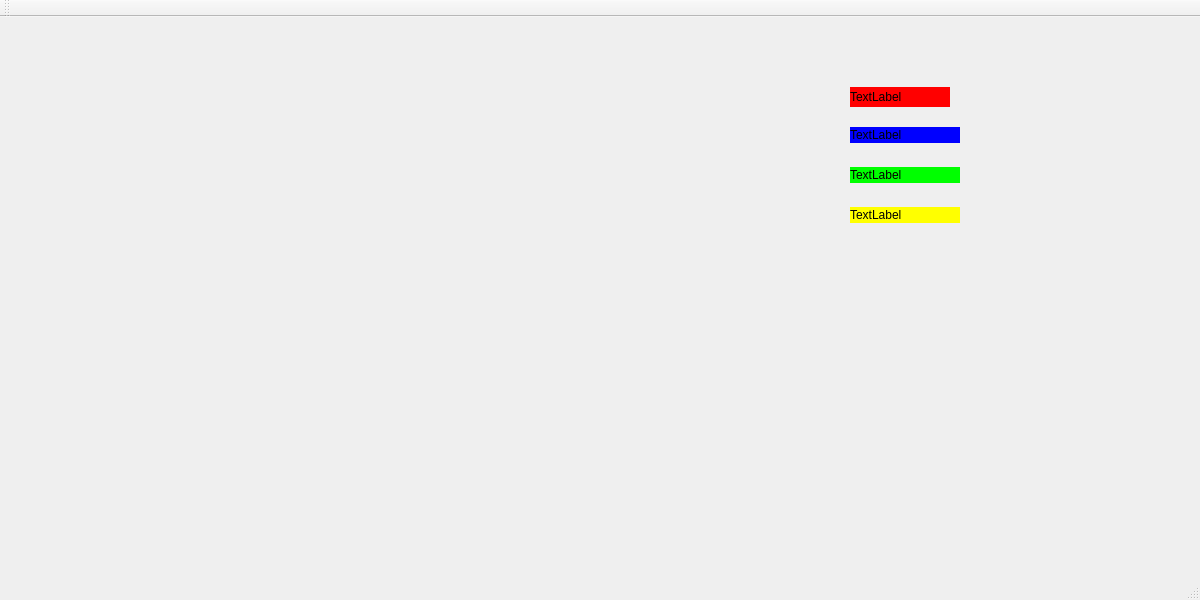
Old version of the form Client1/Game.ui in the repository Paul-Podoleanu/ProjectModernCpp.
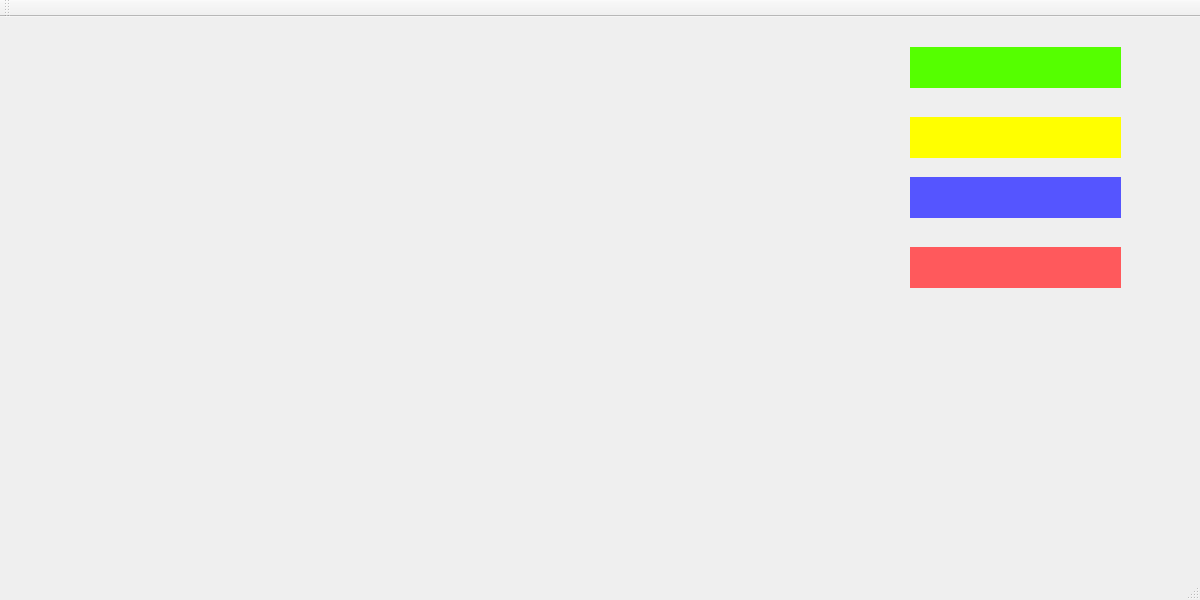
New version of the form.

The edit to the form file:
```diff
--- a/Client1/Game.ui
+++ b/Client1/Game.ui
@@ -14,68 +14,145 @@
    <string>Game</string>
   </property>
   <widget class="QWidget" name="centralWidget">
+   <widget class="QLabel" name="Player4">
+    <property name="geometry">
+     <rect>
+      <x>910</x>
+      <y>30</y>
+      <width>151</width>
+      <height>41</height>
+     </rect>
+    </property>
+    <property name="styleSheet">
+     <string notr="true">background-color:rgb(85, 255, 0)</string>
+    </property>
+    <property name="text">
+     <string/>
+    </property>
+   </widget>
+   <widget class="QLabel" name="Player3">
+    <property name="geometry">
+     <rect>
+      <x>910</x>
+      <y>100</y>
+      <width>151</width>
+      <height>41</height>
+     </rect>
+    </property>
+    <property name="styleSheet">
+     <string notr="true">background-color:rgb(255, 255, 0)</string>
+    </property>
+    <property name="text">
+     <string/>
+    </property>
+   </widget>
+   <widget class="QLabel" name="Player2">
+    <property name="geometry">
+     <rect>
+      <x>910</x>
+      <y>160</y>
+      <width>151</width>
+      <height>41</height>
+     </rect>
+    </property>
+    <property name="styleSheet">
+     <string notr="true">background-color:rgb(85, 85, 255)</string>
+    </property>
+    <property name="text">
+     <string/>
+    </property>
+   </widget>
    <widget class="QLabel" name="Player1">
     <property name="geometry">
      <rect>
-      <x>850</x>
+      <x>910</x>
+      <y>230</y>
+      <width>151</width>
+      <height>41</height>
+     </rect>
+    </property>
+    <property name="styleSheet">
+     <string notr="true">background-color:rgb(255, 89, 92)</string>
+    </property>
+    <property name="text">
+     <string/>
+    </property>
+   </widget>
+   <widget class="QLabel" name="Player1Points">
+    <property name="geometry">
+     <rect>
+      <x>1060</x>
+      <y>230</y>
+      <width>61</width>
+      <height>41</height>
+     </rect>
+    </property>
+    <property name="styleSheet">
+     <string notr="true">background-color:rgb(255, 89, 92)</string>
+    </property>
+    <property name="text">
+     <string/>
+    </property>
+   </widget>
+   <widget class="QLabel" name="Player2Points">
+    <property name="geometry">
+     <rect>
+      <x>1060</x>
+      <y>160</y>
+      <width>61</width>
+      <height>41</height>
+     </rect>
+    </property>
+    <property name="styleSheet">
+     <string notr="true">background-color:rgb(85, 85, 255)</string>
+    </property>
+    <property name="text">
+     <string/>
+    </property>
+   </widget>
+   <widget class="QLabel" name="Player3Points">
+    <property name="geometry">
+     <rect>
+      <x>1060</x>
+      <y>100</y>
+      <width>61</width>
+      <height>41</height>
+     </rect>
+    </property>
+    <property name="styleSheet">
+     <string notr="true">background-color:rgb(255, 255, 0)</string>
+    </property>
+    <property name="text">
+     <string/>
+    </property>
+   </widget>
+   <widget class="QLabel" name="Player4Points">
+    <property name="geometry">
+     <rect>
+      <x>1060</x>
+      <y>30</y>
+      <width>61</width>
+      <height>41</height>
+     </rect>
+    </property>
+    <property name="styleSheet">
+     <string notr="true">background-color:rgb(85, 255, 0)</string>
+    </property>
+    <property name="text">
+     <string/>
+    </property>
+   </widget>
+   <widget class="QLabel" name="GameStage">
+    <property name="geometry">
+     <rect>
+      <x>70</x>
       <y>70</y>
-      <width>100</width>
-      <height>20</height>
-     </rect>
-    </property>
-    <property name="styleSheet">
-     <string notr="true">background-color: rgb(255, 0, 0);</string>
-    </property>
-    <property name="text">
-     <string>TextLabel</string>
-    </property>
-   </widget>
-   <widget class="QLabel" name="Player2">
-    <property name="geometry">
-     <rect>
-      <x>850</x>
-      <y>110</y>
-      <width>110</width>
+      <width>321</width>
       <height>16</height>
      </rect>
     </property>
-    <property name="styleSheet">
-     <string notr="true">background-color: rgb(0, 0, 255);</string>
-    </property>
     <property name="text">
-     <string>TextLabel</string>
-    </property>
-   </widget>
-   <widget class="QLabel" name="Player3">
-    <property name="geometry">
-     <rect>
-      <x>850</x>
-      <y>150</y>
-      <width>110</width>
-      <height>16</height>
-     </rect>
-    </property>
-    <property name="styleSheet">
-     <string notr="true">background-color: rgb(0, 255, 0);</string>
-    </property>
-    <property name="text">
-     <string>TextLabel</string>
-    </property>
-   </widget>
-   <widget class="QLabel" name="Player4">
-    <property name="geometry">
-     <rect>
-      <x>850</x>
-      <y>190</y>
-      <width>110</width>
-      <height>16</height>
-     </rect>
-    </property>
-    <property name="styleSheet">
-     <string notr="true">background-color: rgb(255, 255, 0);</string>
-    </property>
-    <property name="text">
-     <string>TextLabel</string>
+     <string/>
     </property>
    </widget>
   </widget>
```
